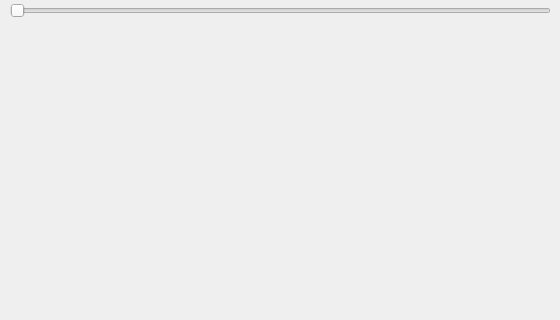
Before: the Qt Designer form mainwindow.ui in AlS0R0/Kosh_snowflake, drawn with Qt 5; both pictures show x 0 to 560 and y 0 to 320 of the 560 by 460 pixel window.
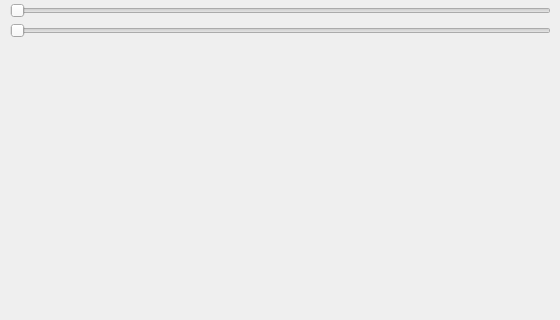
After: the same form once the commit is applied.

Commit message: Added function to change snowflake's size

Patch:
```diff
--- a/mainwindow.ui
+++ b/mainwindow.ui
@@ -42,6 +42,37 @@
      <enum>Qt::Orientation::Horizontal</enum>
     </property>
    </widget>
+   <widget class="QSlider" name="size_slider">
+    <property name="enabled">
+     <bool>true</bool>
+    </property>
+    <property name="geometry">
+     <rect>
+      <x>10</x>
+      <y>20</y>
+      <width>541</width>
+      <height>21</height>
+     </rect>
+    </property>
+    <property name="sizePolicy">
+     <sizepolicy hsizetype="Preferred" vsizetype="Preferred">
+      <horstretch>0</horstretch>
+      <verstretch>0</verstretch>
+     </sizepolicy>
+    </property>
+    <property name="statusTip">
+     <string/>
+    </property>
+    <property name="minimum">
+     <number>50</number>
+    </property>
+    <property name="maximum">
+     <number>400</number>
+    </property>
+    <property name="orientation">
+     <enum>Qt::Orientation::Horizontal</enum>
+    </property>
+   </widget>
   </widget>
   <widget class="QMenuBar" name="menubar">
    <property name="geometry">
```
The commit also changes 2 other files.
